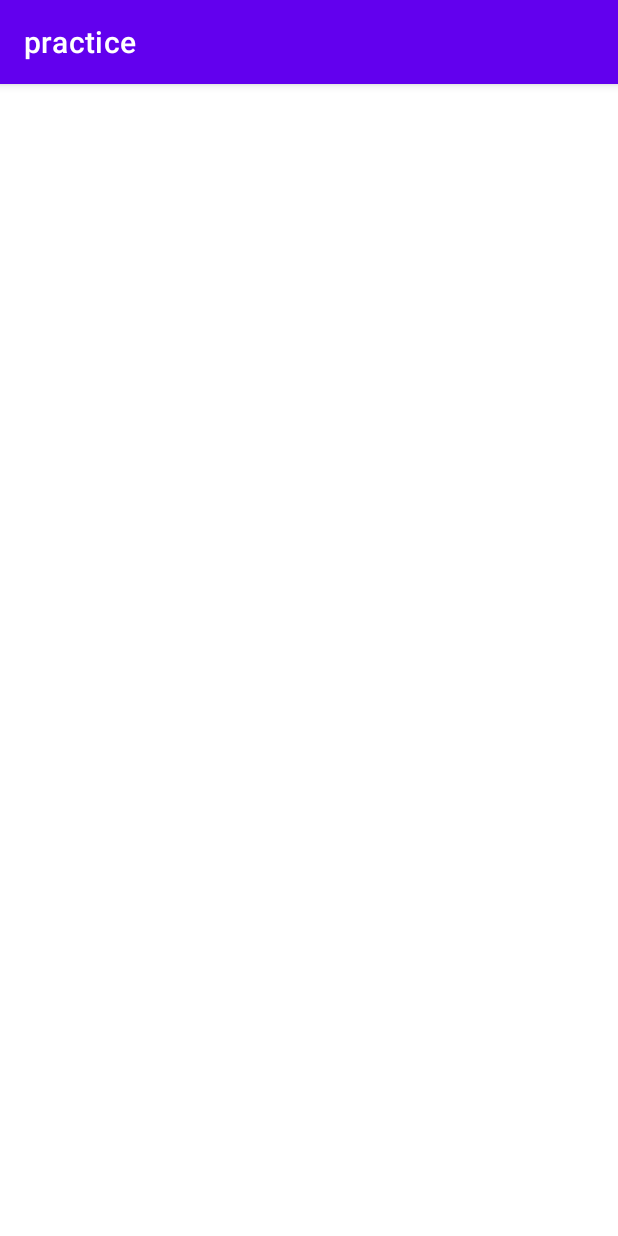
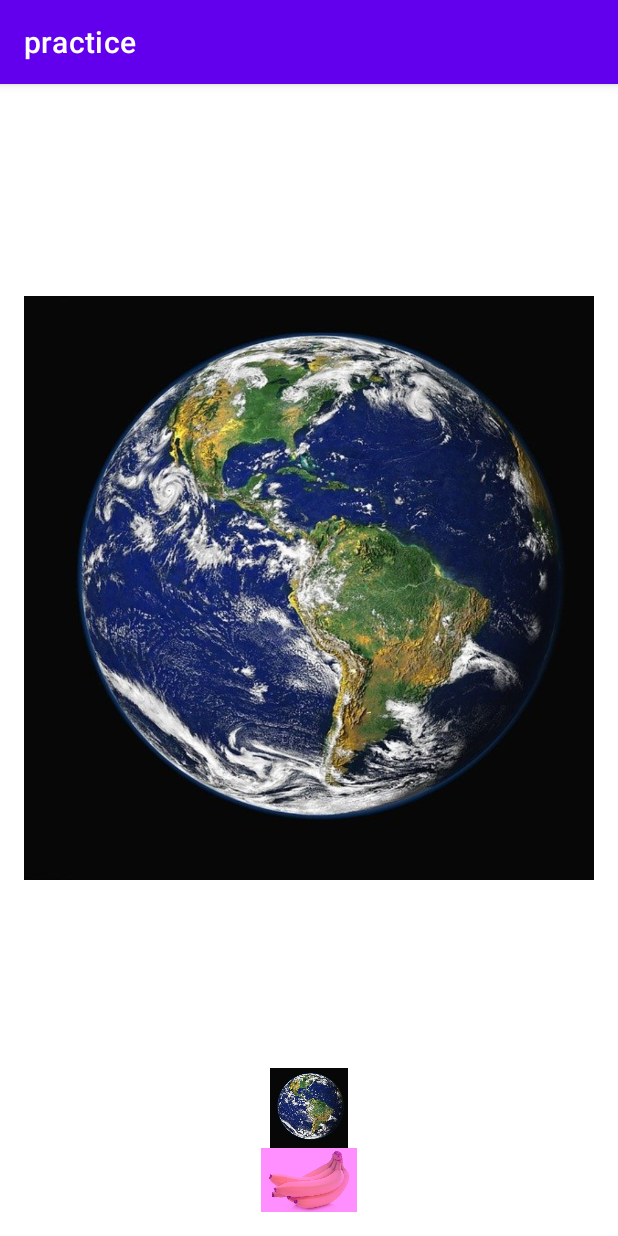
Before and after one commit to devyeony/android-app-programming, an Android app: the screen it shows after launch (MainActivity), on a phone screen of 412 x 824 dp. Run offline under Robolectric (Android 15) with nearby library versions, the phone set to English and light mode, and no system bars.

Commit message:
[2021-05-20 01:47] activity_main.xml 수정

```diff
--- a/app/src/main/res/layout/activity_main.xml
+++ b/app/src/main/res/layout/activity_main.xml
@@ -1,14 +1,34 @@
 <?xml version="1.0" encoding="utf-8"?>
-<RelativieLayout xmlns:android="http://schemas.android.com/apk/res/android"
-    xmlns:app="http://schemas.android.com/apk/res-auto"
+<LinearLayout
+    xmlns:android="http://schemas.android.com/apk/res/android"
     xmlns:tools="http://schemas.android.com/tools"
     android:layout_width="match_parent"
     android:layout_height="match_parent"
-    tools:context=".MainActivity">
+    android:orientation="vertical"
+    android:paddingBottom="@dimen/activity_vertical_margin"
+    android:paddingLeft="@dimen/activity_horizontal_margin"
+    android:paddingRight="@dimen/activity_horizontal_margin"
+    android:paddingTop="@dimen/activity_vertical_margin"
+    tools:context=".MainActivity" >
 
-    <TextView
+    <ImageView
         android:layout_width="wrap_content"
         android:layout_height="wrap_content"
-        android:text="@string/hello_world" />
+        android:src="@drawable/earth" />
 
-</RelativieLayout>
+    <ImageView
+        android:layout_width="fill_parent"
+        android:layout_height="wrap_content"
+        android:src="@drawable/earth"
+        android:maxWidth="100px"
+        android:maxHeight="80px"
+        android:adjustViewBounds="true" />
+
+    <ImageView
+        android:layout_width="fill_parent"
+        android:layout_height="wrap_content"
+        android:src="@drawable/banana"
+        tools:ignore="UseAppTint"
+        android:tint="#70ff00ff"
+         />
+</LinearLayout>
--- /dev/null
+++ b/app/src/main/res/values/dimen.xml
@@ -0,0 +1,5 @@
+<?xml version="1.0" encoding="utf-8"?>
+<resources>
+    <dimen name="activity_horizontal_margin">16dp</dimen>
+    <dimen name="activity_vertical_margin">16dp</dimen>
+</resources>
```
Also changed, not shown: app/src/main/res/drawable/banana.jpg (added), app/src/main/res/drawable/earth.jpg (added).
